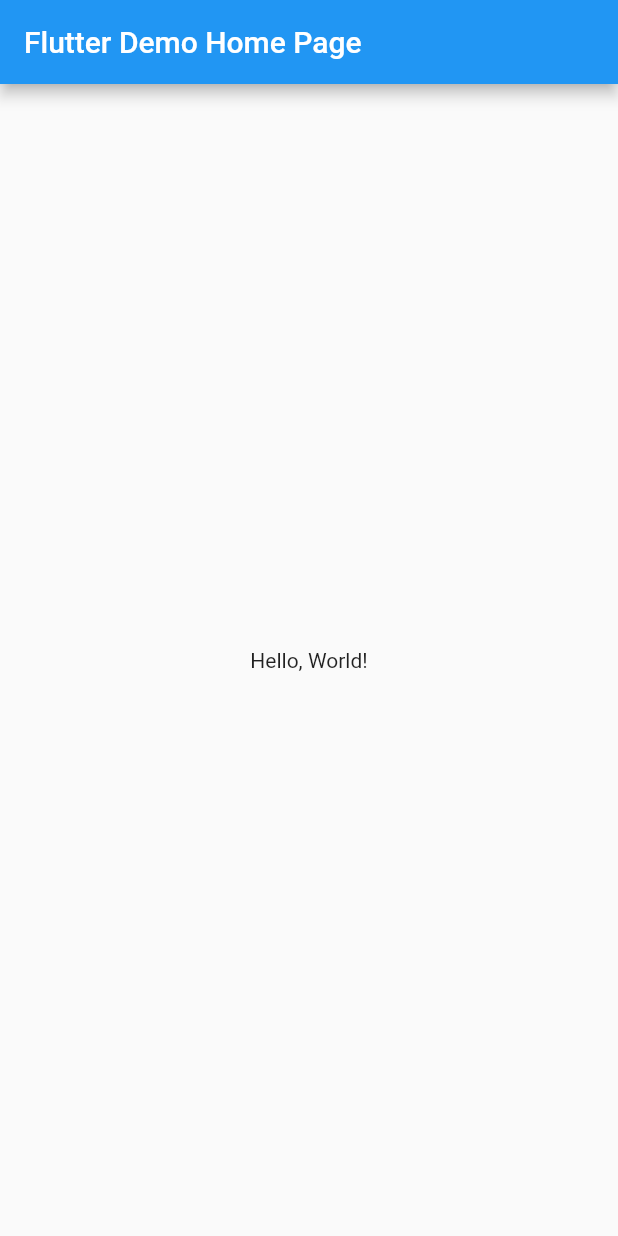
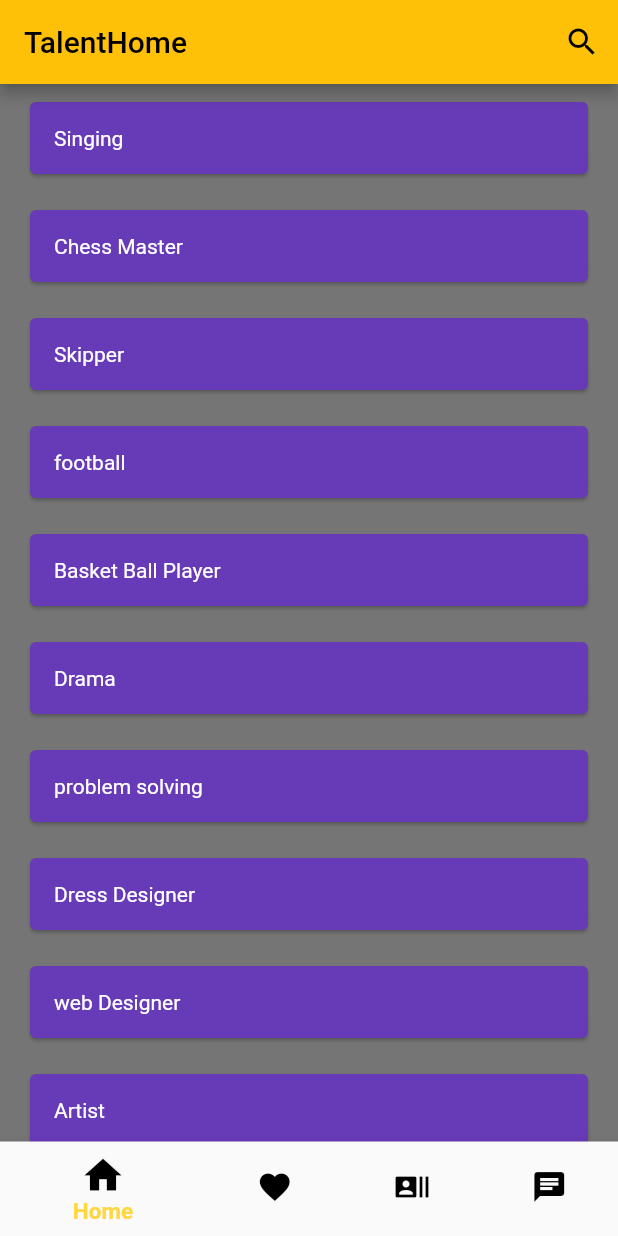
Before and after one commit to TalentHomeproject/search-function-repo, a Flutter app: the screen it shows after launch, on a phone screen of 412 x 824 dp. Run offline on Flutter 3.47's test engine with Material 2 defaults, Android fonts, the phone set to English and light mode, and no system bars.

Commit message:
I have uploaded a branch called antio shares with some files for the search page please you may run the app or download and run from your local machine

```diff
--- /dev/null
+++ b/lib/Screens/product_page.dart
@@ -0,0 +1,14 @@
+import 'package:flutter/cupertino.dart';
+import 'package:flutter/widgets.dart';
+
+class ProductsPage extends StatefulWidget {
+  const ProductsPage({super.key});
+  _ProductsPageState createState() => _ProductsPageState();
+}
+
+class _ProductsPageState extends State<ProductsPage> {
+  @override
+  Widget build(BuildContext context) {
+    return Container();
+  }
+}
--- a/lib/main.dart
+++ b/lib/main.dart
@@ -1,42 +1,158 @@
 import 'package:flutter/material.dart';
 
-void main() => runApp(MyApp());
+void main() => runApp(const ArApp());
 
-class MyApp extends StatelessWidget {
-  const MyApp({super.key});
+class ArApp extends StatelessWidget {
+  const ArApp({super.key});
   // This widget is the root of your application.
   @override
   Widget build(BuildContext context) {
     return MaterialApp(
+      debugShowCheckedModeBanner: false,
       // Application name
-      title: 'Flutter Hello World',
+      title: 'TalentHome',
       // Application theme data, you can set the colors for the application as
       // you want
       theme: ThemeData(
-        primarySwatch: Colors.blue,
+        primarySwatch: Colors.amber,
       ),
       // A widget which will be started on application startup
-      home: MyHomePage(title: 'Flutter Demo Home Page'),
+      home: const MyHomePage(title: 'TalentHome'),
     );
   }
 }
 
-class MyHomePage extends StatelessWidget {
+class MyHomePage extends StatefulWidget {
   final String title;
   const MyHomePage({super.key, required this.title});
+  static const List<String> texts = [
+    'Singing',
+    'Chess Master',
+    'Skipper',
+    'football',
+    'Basket Ball Player',
+    'Drama',
+    'problem solving',
+    'Dress Designer',
+    'web Designer',
+    'Artist'
+  ];
+
+  @override
+  State<MyHomePage> createState() => _MyHomePageState();
+}
+
+class _MyHomePageState extends State<MyHomePage> {
+  bool _isSearchBarOpen = false;
+
+  final TextEditingController _searchController = TextEditingController();
+
+  List<String> _filteredTexts = MyHomePage.texts;
+
+  void initState() {
+    super.initState();
+    _searchController.addListener(_onSearchChanged);
+  }
+
+  void _onSearchChanged() {
+    String searchTerm = _searchController.text.toLowerCase();
+    setState(() {
+      _filteredTexts = MyHomePage.texts
+          .where((text) => text.toLowerCase().contains(searchTerm))
+          .toList();
+    });
+  }
+
+  @override
+  void dispose() {
+    _searchController.dispose();
+    super.dispose();
+  }
 
   @override
   Widget build(BuildContext context) {
     return Scaffold(
+      backgroundColor: Colors.black54,
       appBar: AppBar(
-        // The title text which will be shown on the action bar
-        title: Text(title),
+        title: _isSearchBarOpen
+            ? TextField(
+                controller: _searchController,
+                style: TextStyle(color: Colors.white),
+                decoration: const InputDecoration(
+                  hintText: 'Search...',
+                  hintStyle: TextStyle(color: Colors.white60),
+                  border: InputBorder.none,
+                ),
+              )
+            : Text(widget.title),
+        actions: [
+          IconButton(
+            icon: Icon(_isSearchBarOpen ? Icons.close : Icons.search),
+            onPressed: () {
+              setState(() {
+                _isSearchBarOpen = !_isSearchBarOpen;
+                if (!_isSearchBarOpen) {
+                  _searchController.clear();
+                  _filteredTexts = MyHomePage.texts;
+                }
+              });
+            },
+          ),
+        ],
       ),
-      body: Center(
-        child: Text(
-          'Hello, World!',
+
+      //Bottom Navigation Bar
+      bottomNavigationBar: BottomNavigationBar(
+        backgroundColor: Colors.amber,
+        selectedFontSize: 15,
+        selectedIconTheme:
+            const IconThemeData(color: Colors.amberAccent, size: 30),
+        selectedItemColor: Colors.amberAccent,
+        selectedLabelStyle: const TextStyle(fontWeight: FontWeight.bold),
+        items: const <BottomNavigationBarItem>[
+          BottomNavigationBarItem(
+            icon: Icon(Icons.home, color: Colors.black),
+            label: 'Home',
+          ),
+          BottomNavigationBarItem(
+            icon: Icon(Icons.favorite_sharp, color: Colors.black),
+            label: 'Favorites',
+          ),
+
+          //
+          BottomNavigationBarItem(
+            icon: Icon(Icons.recent_actors, color: Colors.black),
+            label: 'Recents',
+          ),
+          BottomNavigationBarItem(
+            icon: Icon(Icons.chat, color: Colors.black),
+            label: 'Chats',
+          ),
+        ],
+      ),
+      body: SafeArea(
+        child: ListView.builder(
+          itemCount: MyHomePage.texts.length,
+          itemBuilder: (context, index) {
+            return Padding(
+              padding:
+                  const EdgeInsets.symmetric(vertical: 8.0, horizontal: 16.0),
+              child: Card(
+                color: Colors.deepPurple,
+                child: Padding(
+                  padding: const EdgeInsets.all(16.0),
+                  child: Text(
+                    MyHomePage.texts[index],
+                    style: const TextStyle(color: Colors.white),
+                  ),
+                ),
+              ),
+            );
+          },
         ),
       ),
     );
   }
+
+  // void setState(Null Function() param0) {}
 }
```
